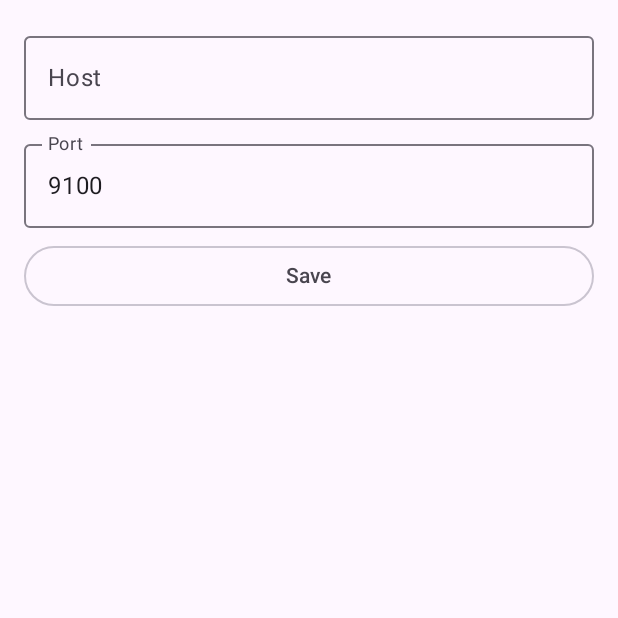
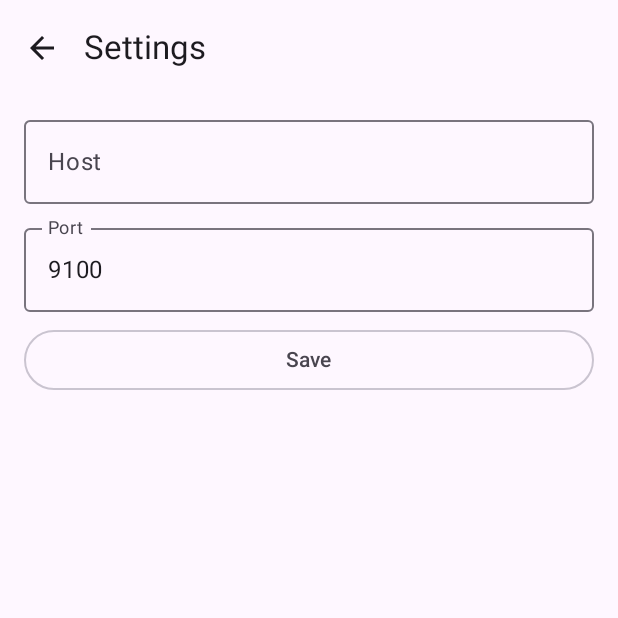
Before and after one commit to thesambex/android-pidtouch-tcp, an Android app built with Jetpack Compose: the SettingsActivity screen opened directly, with no data from a screen before it, on a phone screen of 412 x 824 dp, the top half of it. Run offline under Robolectric (Android 15) with nearby library versions, the phone set to English and light mode, and no system bars; our stand-ins replace Dagger/Hilt's generated code.

Commit message:
Layout, settings

```diff
--- /dev/null
+++ b/app/src/main/java/br/com/samuelives/printidtcp/di/Repository.kt
@@ -0,0 +1,22 @@
+package br.com.samuelives.printidtcp.di
+
+import android.content.Context
+import br.com.samuelives.printidtcp.domain.repository.SettingsRepository
+import br.com.samuelives.printidtcp.infra.repository.SettingsRepositoryImpl
+import dagger.Module
+import dagger.Provides
+import dagger.hilt.InstallIn
+import dagger.hilt.android.qualifiers.ApplicationContext
+import dagger.hilt.components.SingletonComponent
+import javax.inject.Singleton
+
+@Module
+@InstallIn(SingletonComponent::class)
+object Repository {
+
+    @Provides
+    @Singleton
+    fun providesSettingsRepository(@ApplicationContext context: Context): SettingsRepository =
+        SettingsRepositoryImpl(context)
+
+}
--- /dev/null
+++ b/app/src/main/java/br/com/samuelives/printidtcp/domain/data/PrinterSettings.kt
@@ -0,0 +1,6 @@
+package br.com.samuelives.printidtcp.domain.data
+
+data class PrinterSettings(
+    var host: String? = null,
+    var port: Int = 9100
+)
--- /dev/null
+++ b/app/src/main/java/br/com/samuelives/printidtcp/domain/repository/SettingsRepository.kt
@@ -0,0 +1,7 @@
+package br.com.samuelives.printidtcp.domain.repository
+
+import br.com.samuelives.printidtcp.domain.data.PrinterSettings
+
+interface SettingsRepository {
+    suspend fun printerSettings(): PrinterSettings
+}
--- /dev/null
+++ b/app/src/main/java/br/com/samuelives/printidtcp/infra/repository/SettingsRepositoryImpl.kt
@@ -0,0 +1,22 @@
+package br.com.samuelives.printidtcp.infra.repository
+
+import android.content.Context
+import br.com.samuelives.printidtcp.common.Constants
+import br.com.samuelives.printidtcp.domain.data.PrinterSettings
+import br.com.samuelives.printidtcp.domain.repository.SettingsRepository
+import br.com.samuelives.printidtcp.preferencesDataStore
+import kotlinx.coroutines.flow.first
+import kotlinx.coroutines.flow.map
+import javax.inject.Inject
+
+class SettingsRepositoryImpl @Inject constructor(private val context: Context) :
+    SettingsRepository {
+
+    override suspend fun printerSettings(): PrinterSettings =
+        context.preferencesDataStore.data.map { preferences ->
+            val host = preferences[Constants.PRINTER_HOST_PREFERENCE]
+            val port = preferences[Constants.PRINTER_PORT_PREFERENCE] ?: 9100
+            PrinterSettings(host, port)
+        }.first()
+
+}
--- /dev/null
+++ b/app/src/main/java/br/com/samuelives/printidtcp/ui/screens/home/DrawerItem.kt
@@ -0,0 +1,5 @@
+package br.com.samuelives.printidtcp.ui.screens.home
+
+import androidx.compose.ui.graphics.vector.ImageVector
+
+data class DrawerItem(val name: String, val icon: ImageVector, val route: String)
--- a/app/src/main/java/br/com/samuelives/printidtcp/ui/screens/settings/SettingsActivity.kt
+++ b/app/src/main/java/br/com/samuelives/printidtcp/ui/screens/settings/SettingsActivity.kt
@@ -6,14 +6,20 @@ import androidx.activity.ComponentActivity
 import androidx.activity.compose.setContent
 import androidx.activity.viewModels
 import androidx.compose.foundation.layout.Column
+import androidx.compose.foundation.layout.PaddingValues
 import androidx.compose.foundation.layout.fillMaxSize
 import androidx.compose.foundation.layout.fillMaxWidth
 import androidx.compose.foundation.layout.padding
 import androidx.compose.foundation.text.KeyboardOptions
+import androidx.compose.material.icons.Icons
+import androidx.compose.material.icons.outlined.ArrowBack
+import androidx.compose.material3.Icon
+import androidx.compose.material3.IconButton
 import androidx.compose.material3.OutlinedButton
 import androidx.compose.material3.OutlinedTextField
 import androidx.compose.material3.Scaffold
 import androidx.compose.material3.Text
+import androidx.compose.material3.TopAppBar
 import androidx.compose.runtime.Composable
 import androidx.compose.ui.Modifier
 import androidx.compose.ui.res.stringResource
@@ -42,17 +48,16 @@ class SettingsActivity : ComponentActivity() {
 
     @Preview
     @Composable
-    @SuppressLint("UnusedMaterial3ScaffoldPaddingParameter")
     private fun Content() {
 
         Scaffold(
-            modifier = Modifier.fillMaxSize(),
             topBar = { TopBar() }
-        ) {
+        ) { paddingValues ->
 
             Column(
                 modifier = Modifier
-                    .padding(16.dp)
+                    .fillMaxSize()
+                    .padding(paddingValues)
             ) {
 
                 OutlinedTextField(
@@ -63,7 +68,9 @@ class SettingsActivity : ComponentActivity() {
                             text = stringResource(id = R.string.host)
                         )
                     },
-                    modifier = Modifier.fillMaxWidth()
+                    modifier = Modifier
+                        .fillMaxWidth()
+                        .padding(top = 8.dp, start = 16.dp, end = 16.dp)
                 )
 
                 OutlinedTextField(
@@ -77,13 +84,13 @@ class SettingsActivity : ComponentActivity() {
                     keyboardOptions = KeyboardOptions.Default.copy(keyboardType = KeyboardType.Number),
                     modifier = Modifier
                         .fillMaxWidth()
-                        .padding(top = 8.dp)
+                        .padding(top = 8.dp, start = 16.dp, end = 16.dp)
                 )
 
                 OutlinedButton(
                     modifier = Modifier
                         .fillMaxWidth()
-                        .padding(top = 8.dp),
+                        .padding(top = 8.dp, start = 16.dp, end = 16.dp),
                     onClick = {
                         vm.save()
                         finish()
@@ -100,6 +107,15 @@ class SettingsActivity : ComponentActivity() {
     @Composable
     private fun TopBar() {
 
+        TopAppBar(
+            title = { Text(text = stringResource(id = R.string.settings)) },
+            navigationIcon = {
+                IconButton(onClick = { finish() }) {
+                    Icon(Icons.Outlined.ArrowBack, contentDescription = null)
+                }
+            }
+        )
+
     }
 
 }
--- a/app/src/main/java/br/com/samuelives/printidtcp/ui/screens/settings/SettingsVM.kt
+++ b/app/src/main/java/br/com/samuelives/printidtcp/ui/screens/settings/SettingsVM.kt
@@ -11,6 +11,7 @@ import androidx.lifecycle.AndroidViewModel
 import androidx.lifecycle.viewModelScope
 import br.com.samuelives.printidtcp.App
 import br.com.samuelives.printidtcp.common.Constants
+import br.com.samuelives.printidtcp.domain.repository.SettingsRepository
 import br.com.samuelives.printidtcp.preferencesDataStore
 import dagger.hilt.android.lifecycle.HiltViewModel
 import kotlinx.coroutines.flow.Flow
@@ -20,7 +21,10 @@ import kotlinx.coroutines.launch
 import javax.inject.Inject
 
 @HiltViewModel
-class SettingsVM @Inject constructor(application: Application) : AndroidViewModel(application) {
+class SettingsVM @Inject constructor(
+    application: Application,
+    private val settingsRepository: SettingsRepository
+) : AndroidViewModel(application) {
 
     var host by mutableStateOf("")
     var port by mutableStateOf(9100)
@@ -35,8 +39,9 @@ class SettingsVM @Inject constructor(application: Application) : AndroidViewMode
     private fun loadPreferences() {
 
         viewModelScope.launch {
-            host = preferencesDataStore.data.first()[Constants.PRINTER_HOST_PREFERENCE] ?: ""
-            port = preferencesDataStore.data.first()[Constants.PRINTER_PORT_PREFERENCE] ?: 9100
+            val settings = settingsRepository.printerSettings()
+            host = settings.host ?: ""
+            port = settings.port
         }
 
     }
--- a/app/src/main/res/values/strings.xml
+++ b/app/src/main/res/values/strings.xml
@@ -3,6 +3,7 @@
     <string name="app_name" translatable="false">PrintID TCP</string>
 
     <string name="host" translatable="false">Host</string>
+    <string name="home">Home</string>
     <string name="port">Port</string>
     <string name="save">Save</string>
     <string name="settings">Settings</string>
```
Also changed, not shown: app/src/main/java/br/com/samuelives/printidtcp/ui/screens/home/HomeActivity.kt (+114 -9 lines), app/src/main/java/br/com/samuelives/printidtcp/ui/screens/settings/HomeScreen.kt (added, +10 -0 lines), 1 other file.
